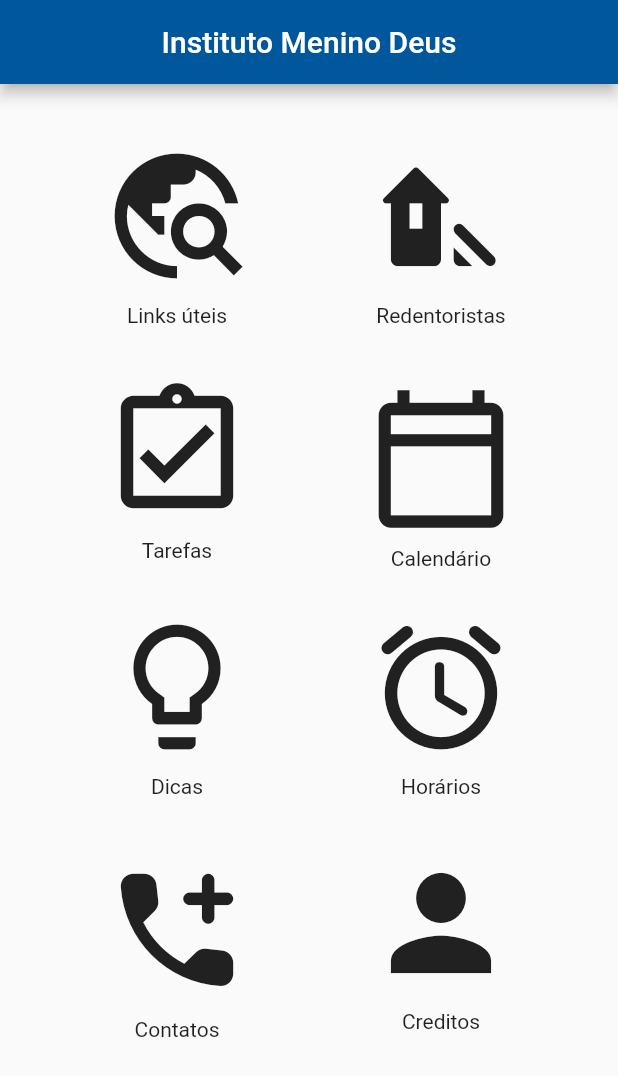
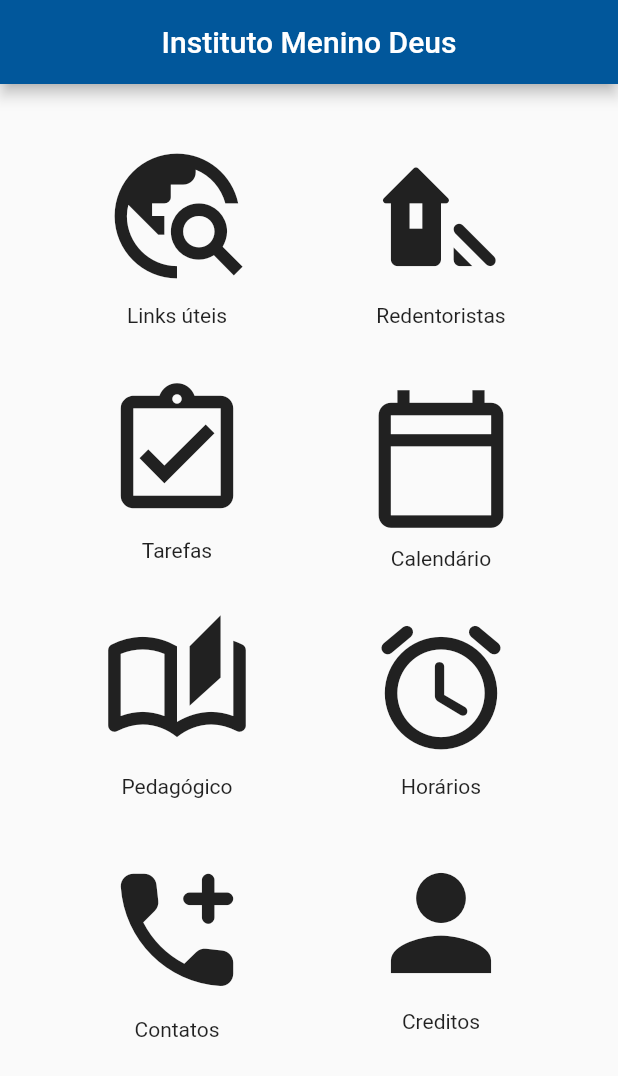
Before and after one commit to PatrickPiccini/AppEducacionalFlutter, a Flutter app: the screen it shows after launch, on a phone screen of 412 x 824 dp. Shown: the top 1076 px of the screen. Run offline on Flutter 3.47's test engine with Material 2 defaults, Android fonts, the phone set to English and light mode, and no system bars; our stand-ins replace expandable.

Commit message:
Pedagógico
troca de dicas por pedagógico

```diff
--- a/lib/home_options/grid_opcoes.dart
+++ b/lib/home_options/grid_opcoes.dart
@@ -1,6 +1,6 @@
 import 'package:imdapp/utills/contato.dart';
 import 'package:imdapp/utills/calendario.dart';
-import 'package:imdapp/utills/dicas.dart';
+import 'package:imdapp/utills/pedagogico.dart';
 import 'package:imdapp/utills/horarios.dart';
 import 'package:flutter/material.dart';
 import 'package:imdapp/utills/creditos.dart';
@@ -63,11 +63,11 @@ class GridOpcoes extends StatelessWidget {
               Container(
                   margin: (EdgeInsets.fromLTRB(50, 20, 30, 0)),
                   child: buttonIcon(
-                      Icon(Icons.lightbulb_outline_rounded,
+                      Icon(Icons.auto_stories_outlined,
                           color: Colors.grey[900]),
-                      'Dicas',
+                      'Pedagógico',
                       context,
-                      Dicas())),
+                      Pedagogico())),
               Container(
                   margin: (EdgeInsets.fromLTRB(30, 20, 50, 0)),
                   child: buttonIcon(
--- a/lib/utills/creditos.dart
+++ b/lib/utills/creditos.dart
@@ -18,7 +18,7 @@ class Creditos extends StatelessWidget {
                 Text('CIÊNCIA DA COMPUTAÇÃO', style: TextStyle(fontSize: 20, color: Colors.lightBlue[900])),
                 Text(''),
                 Text(''),
-                Text('DISCIPLINA:', style: TextStyle(fontSize: 18, color: Colors.lightBlue[900])),
+                Text('DISCIPLINA:', style: TextStyle(fontSize: 20, color: Colors.lightBlue[900])),
                 Text('Tópicos Especiais', style: TextStyle(fontSize: 16, color: Colors.lightBlue[900])),
                 Text(''),
                 Text(''),
--- a/lib/utills/dicas.dart
+++ b/lib/utills/pedagogico.dart
@@ -2,7 +2,7 @@
 import 'package:expandable/expandable.dart';
 import 'package:flutter/material.dart';
 
-class Dicas extends StatelessWidget {
+class Pedagogico extends StatelessWidget {
   GlobalKey<FormState> _formKey = GlobalKey<FormState>();
   int _selectedIndex = 0;
 
@@ -10,7 +10,7 @@ class Dicas extends StatelessWidget {
   Widget build(BuildContext context) {
 
     return Scaffold(
-      appBar: AppBar(title: Text('Dicas'),
+      appBar: AppBar(title: Text('Pedagógico'),
         backgroundColor: Colors.lightBlue[900],
       ),
       body: SingleChildScrollView(
```
